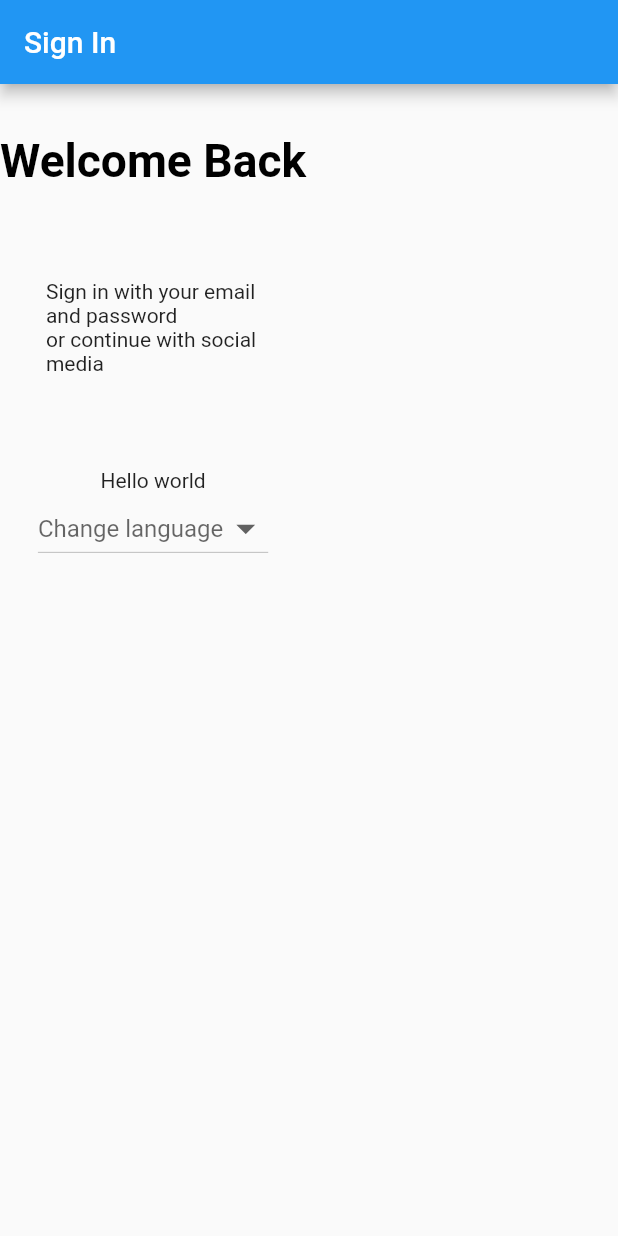
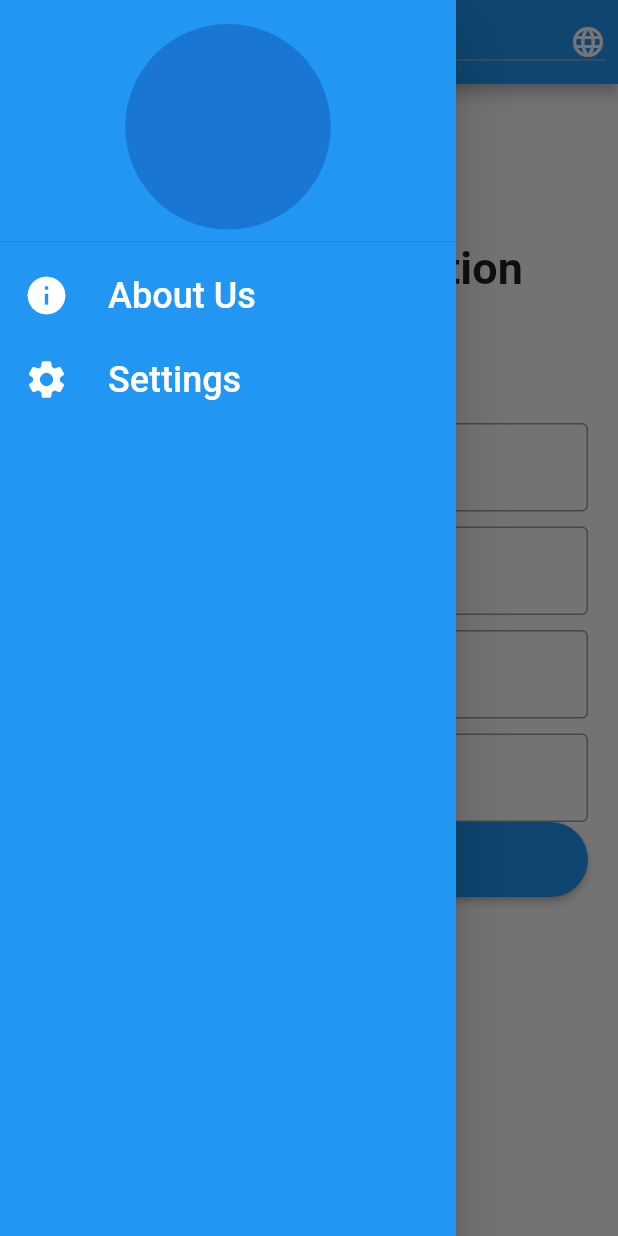
Before and after one commit to enzan1786/flutter-practice1, a Flutter app: the screen it shows after launch, with the side drawer open (before the commit the screen has no drawer), on a phone screen of 412 x 824 dp. Run offline on Flutter 3.47's test engine with Material 2 defaults, Android fonts, the phone set to English and light mode, and no system bars; our stand-ins replace flutter_svg, shared_preferences.

Commit message:
[update]

```diff
--- /dev/null
+++ b/lib/CustomRouter/CustomRouter.dart
@@ -0,0 +1,22 @@
+import 'package:flutter/material.dart';
+import 'package:practice1/CustomRouter/CustomRouter.dart';
+import 'package:practice1/screen/pages/about.dart';
+import 'package:practice1/screen/pages/home.dart';
+import 'package:practice1/screen/pages/setting.dart';
+import 'package:practice1/screen/pages/not_found.dart';
+import 'package:practice1/CustomRouter/Router_Constant.dart';
+
+class CustomRouter {
+  static Route<dynamic> generatedRoute(RouteSettings settings) {
+    switch (settings.name) {
+      case homeRoute:
+        return MaterialPageRoute(builder: (_) => HomePage());
+      case aboutRoute:
+        return MaterialPageRoute(builder: (_) => AboutPage());
+      case settingsRoute:
+        return MaterialPageRoute(builder: (_) => SettingsPage());
+      default:
+        return MaterialPageRoute(builder: (_) => NotFoundPage());
+    }
+  }
+}
--- /dev/null
+++ b/lib/CustomRouter/Router_Constant.dart
@@ -0,0 +1,3 @@
+const String homeRoute = "home";
+const String aboutRoute = "about";
+const String settingsRoute = "settings";
--- a/lib/main.dart
+++ b/lib/main.dart
@@ -1,5 +1,8 @@
 import 'package:flutter/material.dart';
+import 'package:practice1/CustomRouter/Router_Constant.dart';
+import 'package:practice1/CustomRouter/CustomRouter.dart';
 import 'package:practice1/Localization/GlobalLocalization.dart';
+import 'package:practice1/screen/pages/home.dart';
 import 'screen/SignInBody/body.dart';
 import 'package:practice1/Localization/LanguageLocale.dart';
 import 'package:flutter_localizations/flutter_localizations.dart';
@@ -20,7 +23,7 @@ class MyApp extends StatefulWidget {
 }
 
 class _MyAppState extends State<MyApp> {
-  Locale _locale = Locale("vi");
+  Locale _locale = Locale('en');
   setLocale(Locale locale) {
     setState(() {
       _locale = locale;
@@ -37,7 +40,6 @@ class _MyAppState extends State<MyApp> {
     super.didChangeDependencies();
   }
 
-  // This widget is the root of your application.
   @override
   Widget build(BuildContext context) {
     if (this._locale == null) {
@@ -49,11 +51,15 @@ class _MyAppState extends State<MyApp> {
       );
     } else {
       return MaterialApp(
+        debugShowCheckedModeBanner: false,
+        title: "Flutter Localization Demo",
+        theme: ThemeData(primarySwatch: Colors.blue),
         locale: _locale,
         supportedLocales: [
           Locale("en", "US"),
-          Locale("vi", "VN"),
-          Locale("af", "FA")
+          Locale("fa", "IR"),
+          Locale("ar", "SA"),
+          Locale("hi", "IN")
         ],
         localizationsDelegates: [
           GlobalLocalization.delegate,
@@ -64,32 +70,15 @@ class _MyAppState extends State<MyApp> {
         localeResolutionCallback: (locale, supportedLocales) {
           for (var supportedLocale in supportedLocales) {
             if (supportedLocale.languageCode == locale!.languageCode &&
-                supportedLocale.countryCode == locale.countryCode) {
+                supportedLocale.countryCode == locale!.countryCode) {
               return supportedLocale;
             }
           }
           return supportedLocales.first;
         },
-        title: 'Flutter Demo',
-        theme: ThemeData(
-          primarySwatch: Colors.blue,
-        ),
-        home: SignInScreen(),
+        onGenerateRoute: CustomRouter.generatedRoute,
+        initialRoute: homeRoute,
       );
     }
   }
 }
-
-class SignInScreen extends StatelessWidget {
-  static String routeName = "/sign_in";
-
-  @override
-  Widget build(BuildContext context) {
-    return Scaffold(
-      appBar: AppBar(
-        title: Text("Sign In"),
-      ),
-      body: Body(),
-    );
-  }
-}
--- a/lib/screen/SignInBody/body.dart
+++ b/lib/screen/SignInBody/body.dart
@@ -22,61 +22,9 @@ class Body extends StatelessWidget {
   Widget build(BuildContext context) {
     SizeConfig().init(context);
     return Column(
-    children: [
-      SizedBox(height: SizeConfig.screenHeight * 0.04),
-        Text(
-          "Welcome Back",
-          style: TextStyle(
-            color: Colors.black,
-            fontSize: getProportionateScreenWidth(28),
-            fontWeight: FontWeight.bold,
-          ),
-        ),
-      SafeArea(
-      child:
-        SizedBox(
-          width: SizeConfig.screenWidth * 0.4,
-          child: AspectRatio(
-              aspectRatio: 0.88,
-              child: Container(
-                padding: EdgeInsets.all(getProportionateScreenWidth(10)),
-                // decoration: BoxDecoration(
-                //   color: Color(0xFFF5F6F9),
-                //   borderRadius: BorderRadius.circular(15),
-                // ),
-                child: Center(
-                  child: Text(
-                    "Sign in with your email and password  \nor continue with social media"),
-                  ),
-                ),
-              ),
-            ),
-          ),
-        // SizedBox(height: SizeConfig.screenHeight * 0.08),
-        // SignForm(),
-        // SizedBox(height: SizeConfig.screenHeight * 0.08),
-        // Row(
-        //   mainAxisAlignment: MainAxisAlignment.center,
-        //   children: [
-        //     SocalCard(
-        //       icon: "assets/icons/google-icon.svg",
-        //       press: () {},
-        //     ),
-        //     SocalCard(
-        //       icon: "assets/icons/facebook-2.svg",
-        //       press: () {},
-        //     ),
-        //     SocalCard(
-        //       icon: "assets/icons/twitter.svg",
-        //       press: () {},
-        //     ),
-        //   ],
-        // ),
-        // SizedBox(height: getProportionateScreenHeight(20)),
-        // NoAccountText(),
+      children: [
         HelloWorld(),
       ],
-
     );
   }
 }
--- /dev/null
+++ b/lib/screen/pages/about.dart
@@ -0,0 +1,15 @@
+import 'package:flutter/material.dart';
+
+class AboutPage extends StatefulWidget {
+  AboutPage({Key? key}) : super(key: key);
+
+  @override
+  _AboutPageState createState() => _AboutPageState();
+}
+
+class _AboutPageState extends State<AboutPage> {
+  @override
+  Widget build(BuildContext context) {
+    return Scaffold();
+  }
+}
--- /dev/null
+++ b/lib/screen/pages/home.dart
@@ -0,0 +1,230 @@
+import 'package:flutter/material.dart';
+import 'package:practice1/Localization/LanguageLocale.dart';
+import 'package:practice1/classes/language.dart';
+import 'package:practice1/main.dart';
+import 'package:practice1/CustomRouter/Router_Constant.dart';
+
+class HomePage extends StatefulWidget {
+  HomePage({Key? key}) : super(key: key);
+
+  @override
+  _HomePageState createState() => _HomePageState();
+}
+
+class _HomePageState extends State<HomePage> {
+  Locale _locale = Locale("en");
+
+  void _changeLanguage(Language? language) async {
+    _locale = await setLocale(language!.languageCode);
+    MyApp.setLocale(context, _locale);
+  }
+
+  @override
+  void didChangeDependencies() {
+    getLocale().then((locale) {
+      setState(() {
+        this._locale = locale;
+      });
+    });
+    super.didChangeDependencies();
+  }
+
+  @override
+  Widget build(BuildContext context) {
+    return Scaffold(
+      appBar: AppBar(
+          title: Text(getTranslated(context, "title")),
+          actions: <Widget>[
+            Padding(
+                padding: const EdgeInsets.all(8),
+                child: DropdownButton<Language>(
+                  icon: Icon(Icons.language, color: Colors.white),
+                  onChanged: (Language? language) {
+                    _changeLanguage(language);
+                  },
+                  items: Language.languageList()
+                      .map<DropdownMenuItem<Language>>(
+                        (e) => DropdownMenuItem<Language>(
+                          value: e,
+                          child: Row(
+                            mainAxisAlignment: MainAxisAlignment.spaceAround,
+                            children: <Widget>[
+                              Text(
+                                e.flag,
+                                style: TextStyle(fontSize: 30),
+                              ),
+                              Text(e.name)
+                            ],
+                          ),
+                        ),
+                      )
+                      .toList(),
+                ))
+          ]),
+      drawer: Drawer(
+        child: _drawerList(),
+      ),
+      body: Container(
+        padding: EdgeInsets.all(20),
+        child: _mainForm(context),
+      ),
+    );
+  }
+
+  Form _mainForm(BuildContext context) {
+    return Form(
+      child: Column(children: [
+        Container(
+          height: MediaQuery.of(context).size.height / 4,
+          child: Center(
+            child: Text(
+              getTranslated(context, 'personal_information'),
+              // DemoLocalization.of(context).translate('personal_information'),
+              textAlign: TextAlign.center,
+              style: TextStyle(
+                fontSize: 30,
+                fontWeight: FontWeight.bold,
+              ),
+            ),
+          ),
+        ),
+        TextFormField(
+          validator: (val) {
+            if (val!.isEmpty) {
+              return getTranslated(context, 'required_field');
+              // return DemoLocalization.of(context).translate('required_fiedl');
+            }
+            return null;
+          },
+          decoration: InputDecoration(
+            border: OutlineInputBorder(),
+            labelText: getTranslated(context, 'name'),
+            hintText: getTranslated(context, 'name_hint'),
+          ),
+        ),
+        SizedBox(
+          height: 10,
+        ),
+        TextFormField(
+          validator: (val) {
+            if (val!.isEmpty) {
+              return getTranslated(context, 'required_field');
+              // return DemoLocalization.of(context).translate('required_fiedl');
+            }
+            return null;
+          },
+          decoration: InputDecoration(
+            border: OutlineInputBorder(),
+            labelText: getTranslated(context, 'email'),
+            hintText: getTranslated(context, 'email_hint'),
+          ),
+        ),
+        SizedBox(
+          height: 10,
+        ),
+        TextFormField(
+          validator: (val) {
+            if (val!.isEmpty) {
+              return getTranslated(context, 'required_field');
+              // return DemoLocalization.of(context).translate('required_fiedl');
+            }
+            return null;
+          },
+          decoration: InputDecoration(
+            border: OutlineInputBorder(),
+            labelText: getTranslated(context, 'email'),
+            hintText: getTranslated(context, 'email_hint'),
+          ),
+        ),
+        SizedBox(
+          height: 10,
+        ),
+        TextFormField(
+          decoration: InputDecoration(
+              border: OutlineInputBorder(),
+              hintText: getTranslated(context, 'date_of_birth')),
+          onTap: () async {
+            FocusScope.of(context).requestFocus(FocusNode());
+            await showDatePicker(
+              context: context,
+              initialDate: DateTime.now(),
+              firstDate: DateTime(DateTime.now().year),
+              lastDate: DateTime(DateTime.now().year + 20),
+            );
+          },
+        ),
+        MaterialButton(
+          onPressed: () {
+            // if (_key.currentState.validate()) {
+            //   _showSuccessDialog();
+            // }
+          },
+          height: 50,
+          shape: StadiumBorder(),
+          color: Theme.of(context).primaryColor,
+          child: Center(
+            child: Text(
+              getTranslated(context, 'submit_info'),
+              style: TextStyle(color: Colors.white, fontSize: 20),
+            ),
+          ),
+        )
+      ]),
+    );
+  }
+
+  Container _drawerList() {
+    TextStyle _textStyle = TextStyle(
+      color: Colors.white,
+      fontSize: 24,
+    );
+    return Container(
+      color: Theme.of(context).primaryColor,
+      child: ListView(
+        padding: EdgeInsets.zero,
+        children: <Widget>[
+          DrawerHeader(
+            child: Container(
+              height: 100,
+              child: CircleAvatar(),
+            ),
+          ),
+          ListTile(
+            leading: Icon(
+              Icons.info,
+              color: Colors.white,
+              size: 30,
+            ),
+            title: Text(
+              getTranslated(context, 'about_us'),
+              style: _textStyle,
+            ),
+            onTap: () {
+              // To close the Drawer
+              Navigator.pop(context);
+              // Navigating to About Page
+              Navigator.pushNamed(context, aboutRoute);
+            },
+          ),
+          ListTile(
+            leading: Icon(
+              Icons.settings,
+              color: Colors.white,
+              size: 30,
+            ),
+            title: Text(
+              getTranslated(context, 'settings'),
+              style: _textStyle,
+            ),
+            onTap: () {
+              // To close the Drawer
+              Navigator.pop(context);
+              // Navigating to About Page
+              Navigator.pushNamed(context, settingsRoute);
+            },
+          ),
+        ],
+      ),
+    );
+  }
+}
--- /dev/null
+++ b/lib/screen/pages/not_found.dart
@@ -0,0 +1,15 @@
+import 'package:flutter/material.dart';
+
+class NotFoundPage extends StatefulWidget {
+  NotFoundPage({Key? key}) : super(key: key);
+
+  @override
+  _NotFoundPageState createState() => _NotFoundPageState();
+}
+
+class _NotFoundPageState extends State<NotFoundPage> {
+  @override
+  Widget build(BuildContext context) {
+    return Scaffold();
+  }
+}
--- /dev/null
+++ b/lib/screen/pages/setting.dart
@@ -0,0 +1,15 @@
+import 'package:flutter/material.dart';
+
+class SettingsPage extends StatefulWidget {
+  SettingsPage({Key? key}) : super(key: key);
+
+  @override
+  _SettingsPageState createState() => _SettingsPageState();
+}
+
+class _SettingsPageState extends State<SettingsPage> {
+  @override
+  Widget build(BuildContext context) {
+    return Scaffold();
+  }
+}
```
Also changed, not shown: lib/Language/en.json (+14 -2 lines), lib/Language/fa.json (+14 -2 lines), lib/Language/vi.json (+14 -2 lines).
